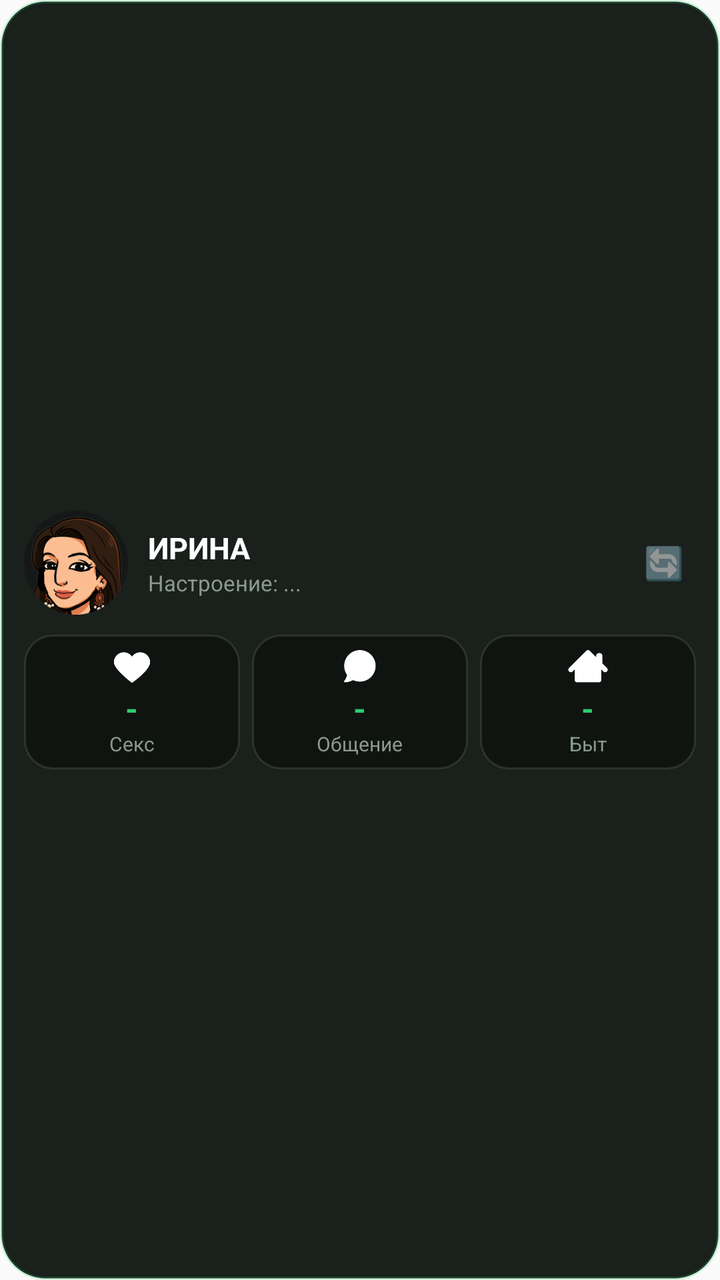
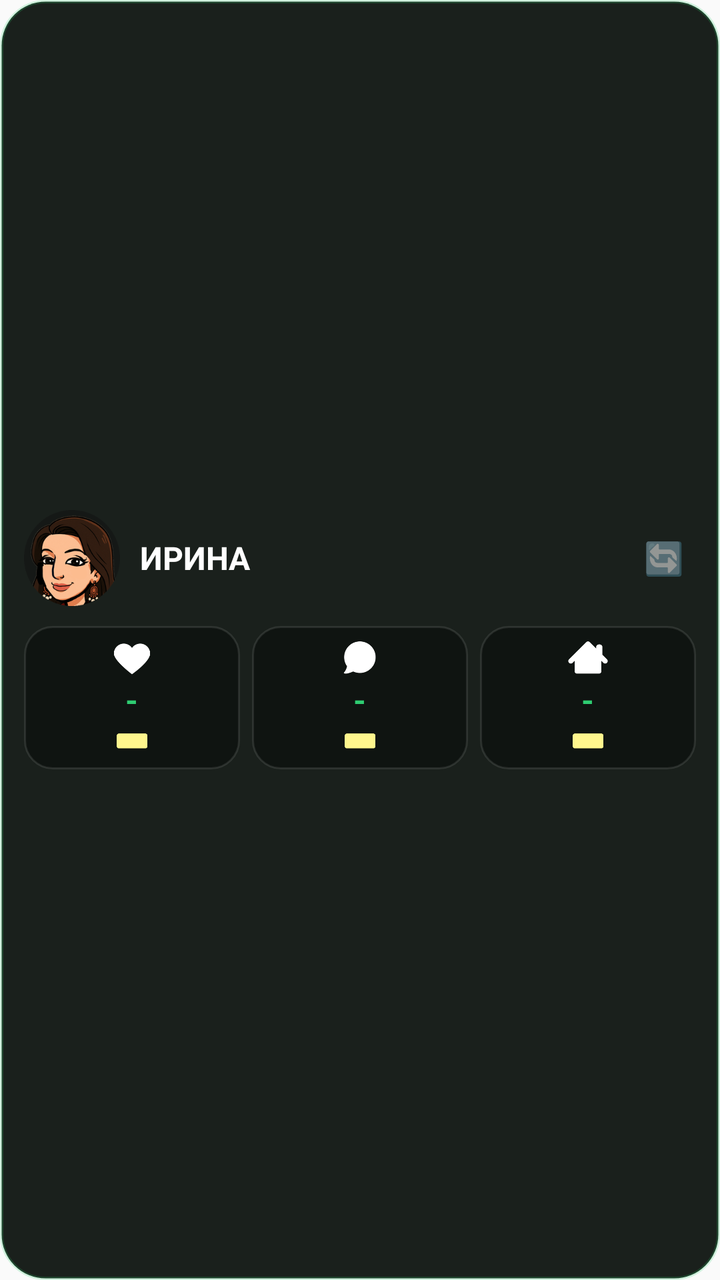

Before-and-after screenshots of an Android layout around one commit, followed by the original layout XML and the change that was made.
<!-- AndroidManifest.xml: application theme AppTheme -->
<!-- res/layout/widget_partner_status.xml -->
<?xml version="1.0" encoding="utf-8"?>
<LinearLayout xmlns:android="http://schemas.android.com/apk/res/android"
    android:id="@+id/widget_root"
    android:layout_width="match_parent"
    android:layout_height="match_parent"
    android:orientation="vertical"
    android:background="@drawable/widget_bg"
    android:padding="12dp"
    android:gravity="center">

    
    <LinearLayout
        android:layout_width="match_parent"
        android:layout_height="wrap_content"
        android:orientation="horizontal"
        android:gravity="center_vertical"
        android:layout_marginBottom="10dp">

        <ImageView
            android:id="@+id/widget_partner_avatar"
            android:layout_width="52dp"
            android:layout_height="52dp"
            android:src="@drawable/avatar_irina"
            android:scaleType="centerCrop"
            android:contentDescription="Аватар партнера" />

        <LinearLayout
            android:layout_width="0dp"
            android:layout_height="wrap_content"
            android:layout_weight="1"
            android:orientation="vertical"
            android:paddingStart="10dp"
            android:paddingEnd="4dp">

            <TextView
                android:id="@+id/widget_partner_name"
                android:layout_width="wrap_content"
                android:layout_height="wrap_content"
                android:text="ИРИНА"
                android:textColor="#FFFFFF"
                android:textSize="15sp"
                android:textStyle="bold" />

            <TextView
                android:id="@+id/widget_status_text"
                android:layout_width="wrap_content"
                android:layout_height="wrap_content"
                android:text="Настроение: ..."
                android:textColor="#8B9990"
                android:textSize="11sp" />
        </LinearLayout>

        <TextView
            android:id="@+id/widget_btn_switch"
            android:layout_width="wrap_content"
            android:layout_height="wrap_content"
            android:text="🔄"
            android:textSize="16sp"
            android:padding="6dp" />
    </LinearLayout>

    
    <LinearLayout
        android:layout_width="match_parent"
        android:layout_height="wrap_content"
        android:orientation="horizontal"
        android:gravity="center">

        
        <LinearLayout
            android:layout_width="0dp"
            android:layout_height="wrap_content"
            android:layout_weight="1"
            android:orientation="vertical"
            android:gravity="center"
            android:background="@drawable/widget_stat_box"
            android:paddingTop="6dp"
            android:paddingBottom="6dp"
            android:layout_marginEnd="4dp">

            <ImageView
                android:layout_width="20dp"
                android:layout_height="20dp"
                android:src="@drawable/widget_heart"
                android:contentDescription="Секс" />

            <TextView
                android:id="@+id/widget_val_sex"
                android:layout_width="wrap_content"
                android:layout_height="wrap_content"
                android:text="-"
                android:textColor="#2ECC71"
                android:textSize="16sp"
                android:textStyle="bold" />

            <TextView
                android:layout_width="wrap_content"
                android:layout_height="wrap_content"
                android:text="Секс"
                android:textColor="#8B9990"
                android:textSize="10sp" />
        </LinearLayout>

        
        <LinearLayout
            android:layout_width="0dp"
            android:layout_height="wrap_content"
            android:layout_weight="1"
            android:orientation="vertical"
            android:gravity="center"
            android:background="@drawable/widget_stat_box"
            android:paddingTop="6dp"
            android:paddingBottom="6dp"
            android:layout_marginStart="2dp"
            android:layout_marginEnd="2dp">

            <ImageView
                android:layout_width="20dp"
                android:layout_height="20dp"
                android:src="@drawable/widget_bubble"
                android:contentDescription="Общение" />

            <TextView
                android:id="@+id/widget_val_comm"
                android:layout_width="wrap_content"
                android:layout_height="wrap_content"
                android:text="-"
                android:textColor="#2ECC71"
                android:textSize="16sp"
                android:textStyle="bold" />

            <TextView
                android:layout_width="wrap_content"
                android:layout_height="wrap_content"
                android:text="Общение"
                android:textColor="#8B9990"
                android:textSize="10sp" />
        </LinearLayout>

        
        <LinearLayout
            android:layout_width="0dp"
            android:layout_height="wrap_content"
            android:layout_weight="1"
            android:orientation="vertical"
            android:gravity="center"
            android:background="@drawable/widget_stat_box"
            android:paddingTop="6dp"
            android:paddingBottom="6dp"
            android:layout_marginStart="4dp">

            <ImageView
                android:layout_width="20dp"
                android:layout_height="20dp"
                android:src="@drawable/widget_home"
                android:contentDescription="Быт" />

            <TextView
                android:id="@+id/widget_val_dom"
                android:layout_width="wrap_content"
                android:layout_height="wrap_content"
                android:text="-"
                android:textColor="#2ECC71"
                android:textSize="16sp"
                android:textStyle="bold" />

            <TextView
                android:layout_width="wrap_content"
                android:layout_height="wrap_content"
                android:text="Быт"
                android:textColor="#8B9990"
                android:textSize="10sp" />
        </LinearLayout>
    </LinearLayout>

</LinearLayout>
<!-- resources referenced by this layout -->
<resources>
  <!-- drawable avatar_irina: png bitmap (drawable, 53169 bytes) -->
  <!-- drawable widget_bg (drawable) -->
  <?xml version="1.0" encoding="utf-8"?>
  <shape xmlns:android="http://schemas.android.com/apk/res/android"
      android:shape="rectangle">
      <solid android:color="#1A201C" />
      <corners android:radius="22dp" />
      <stroke android:width="1.5dp" android:color="#332ECC71" />
  </shape>
  <!-- drawable widget_bubble: png bitmap (drawable, 2764 bytes) -->
  <!-- drawable widget_heart: png bitmap (drawable, 3015 bytes) -->
  <!-- drawable widget_home: png bitmap (drawable, 2383 bytes) -->
  <!-- drawable widget_stat_box (drawable) -->
  <?xml version="1.0" encoding="utf-8"?>
  <shape xmlns:android="http://schemas.android.com/apk/res/android"
      android:shape="rectangle">
      <solid android:color="#0F1411" />
      <corners android:radius="14dp" />
      <stroke android:width="1dp" android:color="#1AFFFFFF" />
  </shape>
  <style name="AppTheme" parent="Theme.AppCompat.Light.DarkActionBar">
          
          <item name="colorPrimary">@color/colorPrimary</item>
          <item name="colorPrimaryDark">@color/colorPrimaryDark</item>
          <item name="colorAccent">@color/colorAccent</item>
      </style>
</resources>

<!-- the commit's change to res/layout/widget_partner_status.xml (unified diff, before → after) -->
@@ -18,8 +18,8 @@
 
         <ImageView
             android:id="@+id/widget_partner_avatar"
-            android:layout_width="52dp"
-            android:layout_height="52dp"
+            android:layout_width="48dp"
+            android:layout_height="48dp"
             android:src="@drawable/avatar_irina"
             android:scaleType="centerCrop"
             android:contentDescription="Аватар партнера" />
@@ -38,16 +38,8 @@
                 android:layout_height="wrap_content"
                 android:text="ИРИНА"
                 android:textColor="#FFFFFF"
-                android:textSize="15sp"
+                android:textSize="16sp"
                 android:textStyle="bold" />
-
-            <TextView
-                android:id="@+id/widget_status_text"
-                android:layout_width="wrap_content"
-                android:layout_height="wrap_content"
-                android:text="Настроение: ..."
-                android:textColor="#8B9990"
-                android:textSize="11sp" />
         </LinearLayout>
 
         <TextView
@@ -93,12 +85,13 @@
                 android:textSize="16sp"
                 android:textStyle="bold" />
 
-            <TextView
-                android:layout_width="wrap_content"
-                android:layout_height="wrap_content"
-                android:text="Секс"
-                android:textColor="#8B9990"
-                android:textSize="10sp" />
+            <ImageView
+                android:id="@+id/widget_dir_sex"
+                android:layout_width="16dp"
+                android:layout_height="16dp"
+                android:src="@drawable/dir_equal"
+                android:layout_marginTop="2dp"
+                android:contentDescription="Динамика Секс" />
         </LinearLayout>
 
         
@@ -129,12 +122,13 @@
                 android:textSize="16sp"
                 android:textStyle="bold" />
 
-            <TextView
-                android:layout_width="wrap_content"
-                android:layout_height="wrap_content"
-                android:text="Общение"
-                android:textColor="#8B9990"
-                android:textSize="10sp" />
+            <ImageView
+                android:id="@+id/widget_dir_comm"
+                android:layout_width="16dp"
+                android:layout_height="16dp"
+                android:src="@drawable/dir_equal"
+                android:layout_marginTop="2dp"
+                android:contentDescription="Динамика Общение" />
         </LinearLayout>
 
         
@@ -164,12 +158,13 @@
                 android:textSize="16sp"
                 android:textStyle="bold" />
 
-            <TextView
-                android:layout_width="wrap_content"
-                android:layout_height="wrap_content"
-                android:text="Быт"
-                android:textColor="#8B9990"
-                android:textSize="10sp" />
+            <ImageView
+                android:id="@+id/widget_dir_dom"
+                android:layout_width="16dp"
+                android:layout_height="16dp"
+                android:src="@drawable/dir_equal"
+                android:layout_marginTop="2dp"
+                android:contentDescription="Динамика Быт" />
         </LinearLayout>
     </LinearLayout>
 
<!-- resource entries referenced after the edit -->
@@ -1,6 +1,7 @@
 <!-- resources referenced by this layout -->
 <resources>
   <!-- drawable avatar_irina: png bitmap (drawable, 53169 bytes) -->
+  <!-- drawable dir_equal: png bitmap (drawable, 1516 bytes) -->
   <!-- drawable widget_bg (drawable) -->
   <?xml version="1.0" encoding="utf-8"?>
   <shape xmlns:android="http://schemas.android.com/apk/res/android"
